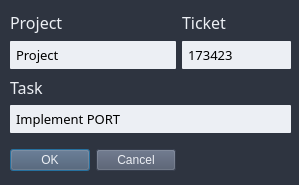
Before: the Qt Designer form ui/dialog form.ui in guillermoarb/AFK_v0, drawn with Qt 5.
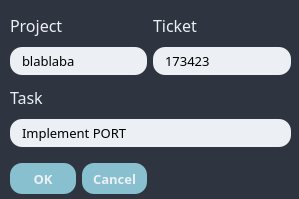
After: the same form once the commit is applied.

What changed in the file:
```diff
--- a/ui/dialog form.ui
+++ b/ui/dialog form.ui
@@ -7,7 +7,7 @@
     <x>0</x>
     <y>0</y>
     <width>299</width>
-    <height>185</height>
+    <height>199</height>
    </rect>
   </property>
   <property name="windowTitle">
@@ -22,27 +22,10 @@
      <x>10</x>
      <y>10</y>
      <width>281</width>
-     <height>161</height>
+     <height>184</height>
     </rect>
    </property>
    <layout class="QGridLayout" name="gridLayout">
-    <item row="12" column="0">
-     <widget class="QPushButton" name="ok_bt">
-      <property name="sizePolicy">
-       <sizepolicy hsizetype="Fixed" vsizetype="Fixed">
-        <horstretch>0</horstretch>
-        <verstretch>0</verstretch>
-       </sizepolicy>
-      </property>
-      <property name="styleSheet">
-       <string notr="true">color: #ECEFF4;
-background-color: #4C566A;</string>
-      </property>
-      <property name="text">
-       <string>OK</string>
-      </property>
-     </widget>
-    </item>
     <item row="10" column="0">
      <spacer name="verticalSpacer">
       <property name="orientation">
@@ -84,9 +67,10 @@
        <string notr="true">background-color: #ECEFF4;
 border-style: none;
 border-width: 2px;
-border-radius: 1px;
+border-radius: 12px;
 border-color: #ECEFF4;
-padding: 4px;</string>
+padding: 4px;
+padding-left: 10px;</string>
       </property>
       <property name="text">
        <string>Implement PORT</string>
@@ -112,14 +96,36 @@
     <item row="12" column="1">
      <widget class="QPushButton" name="cancel_bt">
       <property name="sizePolicy">
-       <sizepolicy hsizetype="Fixed" vsizetype="Fixed">
+       <sizepolicy hsizetype="Preferred" vsizetype="Preferred">
         <horstretch>0</horstretch>
         <verstretch>0</verstretch>
        </sizepolicy>
       </property>
+      <property name="minimumSize">
+       <size>
+        <width>27</width>
+        <height>9</height>
+       </size>
+      </property>
+      <property name="font">
+       <font>
+        <family>Fira Code Retina</family>
+        <pointsize>10</pointsize>
+        <weight>75</weight>
+        <bold>true</bold>
+       </font>
+      </property>
       <property name="styleSheet">
-       <string notr="true">color: #ECEFF4;
-background-color: #4C566A;</string>
+       <string notr="true">QPushButton
+{
+color: #ECEFF4;
+background-color: #88C0D0;
+border-radius: 12px;
+}
+QPushButton:hover
+{
+   background-color:#81A1C1;
+}</string>
       </property>
       <property name="text">
        <string>Cancel</string>
@@ -154,9 +160,10 @@
        <string notr="true">background-color: #ECEFF4;
 border-style: none;
 border-width: 2px;
-border-radius: 1px;
+border-radius: 12px;
 border-color: #ECEFF4;
-padding: 4px;</string>
+padding: 4px;
+padding-left: 10px;</string>
       </property>
       <property name="text">
        <string>173423</string>
@@ -191,12 +198,53 @@
        <string notr="true">background-color: #ECEFF4;
 border-style: none;
 border-width: 2px;
-border-radius: 1px;
+border-radius: 12px;
 border-color: #ECEFF4;
-padding: 4px;</string>
+padding: 4px;
+padding-left: 10px;</string>
       </property>
       <property name="text">
-       <string>Project</string>
+       <string>blablaba</string>
+      </property>
+     </widget>
+    </item>
+    <item row="12" column="0">
+     <widget class="QPushButton" name="ok_bt">
+      <property name="sizePolicy">
+       <sizepolicy hsizetype="Preferred" vsizetype="Preferred">
+        <horstretch>0</horstretch>
+        <verstretch>0</verstretch>
+       </sizepolicy>
+      </property>
+      <property name="minimumSize">
+       <size>
+        <width>55</width>
+        <height>20</height>
+       </size>
+      </property>
+      <property name="font">
+       <font>
+        <family>Fira Code Retina</family>
+        <pointsize>10</pointsize>
+        <weight>75</weight>
+        <bold>true</bold>
+        <stylestrategy>PreferAntialias</stylestrategy>
+       </font>
+      </property>
+      <property name="styleSheet">
+       <string notr="true">QPushButton
+{
+color: #ECEFF4;
+background-color: #88C0D0;
+border-radius: 12px;
+}
+QPushButton:hover
+{
+   background-color:#81A1C1;
+}</string>
+      </property>
+      <property name="text">
+       <string>OK</string>
       </property>
      </widget>
     </item>
```
